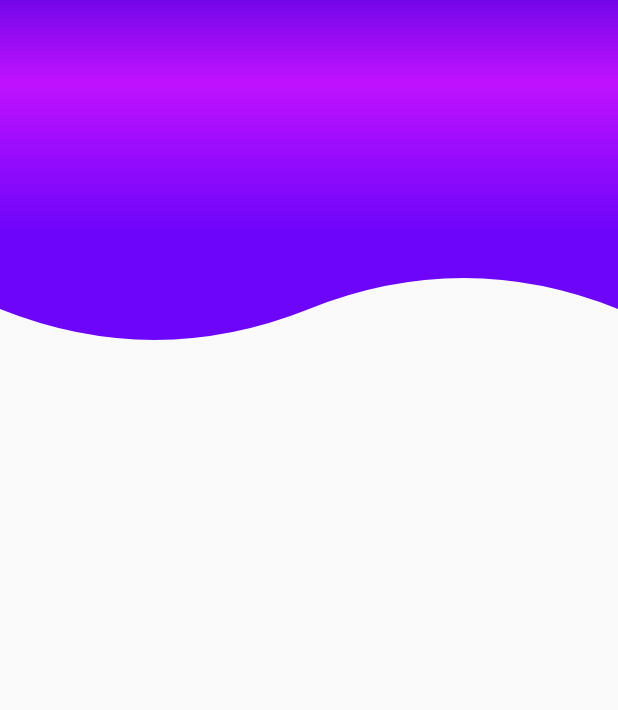
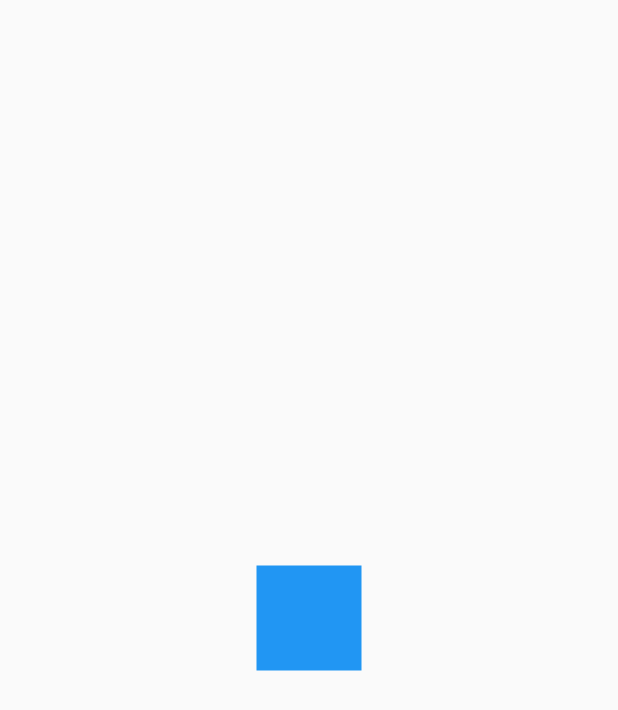
Before and after one commit to JosueHernandezR/disenios_ux_ui_flutter, a Flutter app: the screen it shows after launch, on a phone screen of 412 x 824 dp. Shown: the top 710 px of the screen. Run offline on Flutter 3.47's test engine with Material 2 defaults, Android fonts, the phone set to English and light mode, and no system bars.

Commit message:
Preparando pantalla para animaciones

```diff
--- a/custom_painter/lib/main.dart
+++ b/custom_painter/lib/main.dart
@@ -1,3 +1,4 @@
+import 'package:custom_painter/src/pages/animaciones_page.dart';
 import 'package:flutter/material.dart';
 
 import 'package:custom_painter/src/pages/headers_pages.dart';
@@ -10,7 +11,7 @@ class MyApp extends StatelessWidget {
     return MaterialApp(
       debugShowCheckedModeBanner: false,
       title: 'Diseños App',
-      home: HeadersPage(),
+      home: AnimacionesPage(),
     );
   }
 }
--- /dev/null
+++ b/custom_painter/lib/src/pages/animaciones_page.dart
@@ -0,0 +1,45 @@
+import 'package:flutter/material.dart';
+
+class AnimacionesPage extends StatelessWidget {
+  const AnimacionesPage({Key key}) : super(key: key);
+
+  @override
+  Widget build(BuildContext context) {
+    return Scaffold(
+      body: Center(
+        child: CuadradoAnimado(),
+      ),
+    );
+  }
+}
+
+class CuadradoAnimado extends StatefulWidget {
+  const CuadradoAnimado({
+    Key key,
+  }) : super(key: key);
+
+  @override
+  _CuadradoAnimadoState createState() => _CuadradoAnimadoState();
+}
+
+class _CuadradoAnimadoState extends State<CuadradoAnimado> {
+  @override
+  Widget build(BuildContext context) {
+    return _Rectangulo();
+  }
+}
+
+class _Rectangulo extends StatelessWidget {
+  const _Rectangulo({Key key}) : super(key: key);
+
+  @override
+  Widget build(BuildContext context) {
+    return Container(
+      width: 70,
+      height: 70,
+      decoration: BoxDecoration(
+        color: Colors.blue,
+      ),
+    );
+  }
+}
```
Also changed, not shown: custom_painter/lib/src/widgets/animacionespage.dart (added).
